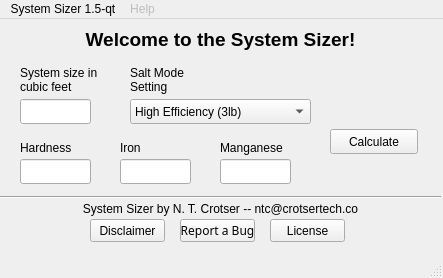
Above: mainwindow.ui from crotsertech/System-Sizer before the change. Below: the same form after it.
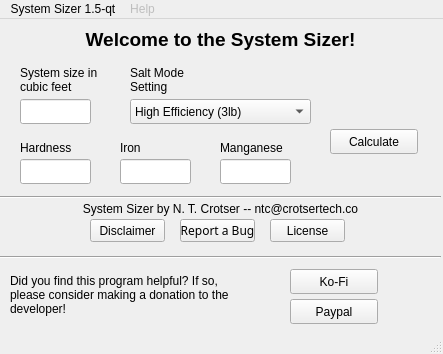
That is the form after the change. Icons and pictures are not drawn.

Patch:
```diff
--- a/mainwindow.ui
+++ b/mainwindow.ui
@@ -7,7 +7,7 @@
     <x>0</x>
     <y>0</y>
     <width>443</width>
-    <height>278</height>
+    <height>354</height>
    </rect>
   </property>
   <property name="windowTitle">
@@ -272,6 +272,61 @@
      <string>Report a Bug</string>
     </property>
    </widget>
+   <widget class="QLabel" name="label_2">
+    <property name="geometry">
+     <rect>
+      <x>10</x>
+      <y>230</y>
+      <width>231</width>
+      <height>91</height>
+     </rect>
+    </property>
+    <property name="text">
+     <string>Did you find this program helpful? If so, please consider making a donation to the developer!</string>
+    </property>
+    <property name="wordWrap">
+     <bool>true</bool>
+    </property>
+   </widget>
+   <widget class="QPushButton" name="donateButton">
+    <property name="geometry">
+     <rect>
+      <x>290</x>
+      <y>250</y>
+      <width>88</width>
+      <height>25</height>
+     </rect>
+    </property>
+    <property name="text">
+     <string>Ko-Fi</string>
+    </property>
+   </widget>
+   <widget class="QPushButton" name="donateButton2">
+    <property name="geometry">
+     <rect>
+      <x>290</x>
+      <y>280</y>
+      <width>88</width>
+      <height>25</height>
+     </rect>
+    </property>
+    <property name="text">
+     <string>Paypal</string>
+    </property>
+   </widget>
+   <widget class="Line" name="line_2">
+    <property name="geometry">
+     <rect>
+      <x>0</x>
+      <y>230</y>
+      <width>441</width>
+      <height>16</height>
+     </rect>
+    </property>
+    <property name="orientation">
+     <enum>Qt::Horizontal</enum>
+    </property>
+   </widget>
   </widget>
   <widget class="QMenuBar" name="menubar">
    <property name="geometry">
```
Left out of the diff: 2 changed lines with no effect on the pictures.
